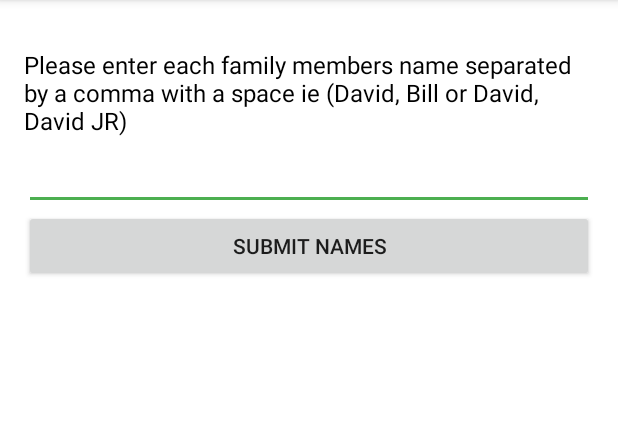
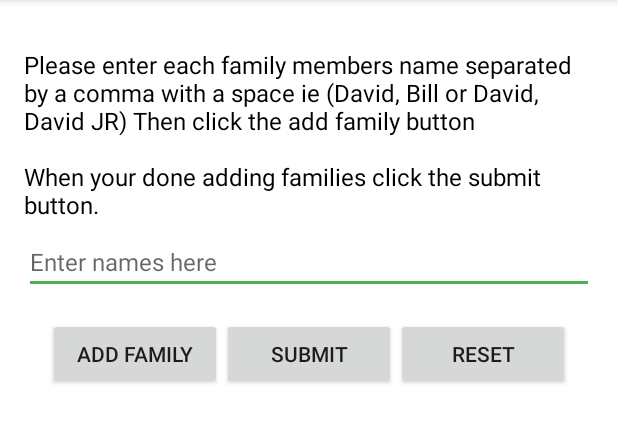
Before and after one commit to DavidRussPrater/SecretSanta, an Android app: the screen it shows after launch (MainActivity), on a phone screen of 412 x 824 dp, the part 84-527 px from its top. Run offline under Robolectric (Android 15) with nearby library versions, the phone set to English and light mode, and no system bars.

Commit message:
Updated the UI to handle multiple families. Also added the functionality for the families constraint and the years constraint.

```diff
--- a/app/src/main/AndroidManifest.xml
+++ b/app/src/main/AndroidManifest.xml
@@ -9,7 +9,8 @@
         android:roundIcon="@mipmap/ic_launcher_round"
         android:supportsRtl="true"
         android:theme="@style/AppTheme">
-        <activity android:name=".MainActivity">
+        <activity
+            android:name=".MainActivity">
             <intent-filter>
                 <action android:name="android.intent.action.MAIN" />
 
--- a/app/src/main/java/com/example/prate/secretsanta/SecretSantamMaker.java
+++ b/app/src/main/java/com/example/prate/secretsanta/SecretSantaMaker.java
@@ -111,7 +111,8 @@ class SecretSantaMaker {
                 int subIndex = people.indexOf(excludedPerson);
                 //this corresponds to e.g. for matrix[0][0], the first person is excluded from the first person
                 // e.g. matrix[0][1] first person cant get the second person
-                matrix[index][subIndex] = 0;
+               matrix[index][subIndex] = 0;
+
             }
         }
 
@@ -136,6 +137,7 @@ class SecretSantaMaker {
             // The final result is a pair of peope "Gifters and Giftees" in the format where the
             // first name is the gifter and the second names is the giftee (Gifter --> Giftee)
             secretSantaMap.put(people.get(path[i]), people.get(path[nextI]));
+
         }
 
         // Return the secret santa HashMap
--- a/app/src/main/res/layout/activity_main.xml
+++ b/app/src/main/res/layout/activity_main.xml
@@ -1,44 +1,87 @@
 <?xml version="1.0" encoding="utf-8"?>
 
-    <LinearLayout xmlns:android="http://schemas.android.com/apk/res/android"
+<ScrollView xmlns:android="http://schemas.android.com/apk/res/android"
+    android:layout_width="match_parent"
+    android:layout_height="match_parent"
+    android:background="@android:color/white"
+    android:orientation="vertical">
+
+    <LinearLayout
+        android:id="@+id/linear_layout"
         android:layout_width="match_parent"
-        android:layout_height="match_parent"
+        android:layout_height="wrap_content"
         android:background="@android:color/white"
         android:orientation="vertical"
         android:padding="16dp">
 
         <TextView
+            android:id="@+id/secret_santa_instructions"
             android:layout_width="wrap_content"
             android:layout_height="wrap_content"
-            android:id="@+id/secret_santa_instructions"
-            android:textSize="16sp"
             android:paddingTop="16dp"
             android:text="@string/family_members_text_instructions"
-            android:textColor="@android:color/black"/>
+            android:textColor="@android:color/black"
+            android:textSize="16sp" />
 
         <EditText
+            android:id="@+id/family_members_edit_text"
+            android:importantForAutofill="no"
             android:layout_width="match_parent"
             android:layout_height="wrap_content"
-            android:id="@+id/family_members_edit_text"
-            android:textSize="16sp"
+            android:hint="@string/edit_text_hint"
+            android:inputType="text"
             android:paddingTop="16dp"
-            android:textColor="@android:color/black" />
+            android:textColor="@android:color/black"
+            android:textSize="16sp" />
 
-        <Button
-            android:id="@+id/submit_names"
+
+        <LinearLayout
             android:layout_width="match_parent"
             android:layout_height="wrap_content"
-            android:textAlignment="center"
-            android:text="@string/family_members_button"
-            android:onClick="updateSecretSantaTextView"/>
+            android:background="@android:color/white"
+            android:orientation="horizontal"
+            android:padding="16dp">
+
+            <Button
+                android:id="@+id/add_family_button"
+                android:layout_width="0dp"
+                android:layout_height="wrap_content"
+                android:layout_weight="1"
+                android:onClick="addFamily"
+                android:text="@string/add_family_button"
+                android:textAlignment="center" />
+
+            <Button
+                android:id="@+id/submit_family_button"
+                android:layout_width="0dp"
+                android:layout_height="wrap_content"
+                android:layout_weight="1"
+                android:onClick="createSecretSanta"
+                android:text="@string/submit_button"
+                android:textAlignment="center" />
+
+            <Button
+                android:id="@+id/reset_button"
+                android:layout_width="0dp"
+                android:layout_height="wrap_content"
+                android:layout_weight="1"
+                android:onClick="resetPeople"
+                android:text="reset"
+                android:textAlignment="center" />
+
+
+        </LinearLayout>
 
         <TextView
             android:id="@+id/secret_santa_text_view"
             android:layout_width="match_parent"
             android:layout_height="wrap_content"
-            android:textSize="16sp"
+            android:layout_gravity="center_horizontal"
             android:paddingTop="16dp"
-            android:layout_gravity="center_horizontal"
-            android:textColor="@android:color/black" />
+            android:textColor="@android:color/black"
+            android:textSize="16sp" />
+
 
     </LinearLayout>
+
+</ScrollView>
--- a/app/src/main/res/values/strings.xml
+++ b/app/src/main/res/values/strings.xml
@@ -1,15 +1,37 @@
 <resources>
     <string name="app_name">Secret Santa</string>
 
-    <string name="family_size_text_instructions">Please enter the amount of members in your family.</string>
-    <string name="family_size_edit_text">Enter family size here.</string>
-    <string name="family_size_button">Submit Size</string>
+    <!-- Strings for instructions and edit text -->
+    <string name="family_members_text_instructions">Please enter each family members name separated by a comma with a space ie
+        (David, Bill or David, David JR) Then click the add family button \n\nWhen your done adding families click the submit button.</string>
+    <string name="family_members_edit_text">Enter family names here</string>
+    <string name="edit_text_hint">Enter names here</string>
 
-    <string name="family_members_text_instructions">Please enter each family members name separated by a comma with a space ie
-        (David, Bill or David, David JR)</string>
+    <!-- Strings for buttons -->
+    <string name="add_family_button">Add Family</string>
+    <string name="submit_button">Submit</string>
+    <string name="reset_button">reset</string>
 
-    <string name="family_members_edit_text">Enter family names here</string>
-    <string name="family_members_button">Submit Names</string>
+    <!-- String for no solution -->
+    <string name="no_solution">No Solution</string>
+
+    <!-- These strings are used for testing -->
+
+    <!-- These strings are used to test that family members cant gift one another -->
+
+    <string name="family_one">1, 1, 1, 1, 1</string>
+    <string name="family_two">2, 2, 2, 2, 2</string>
+    <string name="family_three">3, 3, 3, 3, 3</string>
+    <string name="family_four">4, 4, 4, 4, 4</string>
+    <string name="family_five">5, 5, 5, 5, 5</string>
+
+    <!--  -->
+
+    <string name="one_name">David</string>
+    <string name="two_name">David, Jonny</string>
+    <string name="three_name">David, Jonny, Daniel</string>
+    <string name="five_name">David, Jonny, Daniel, Ronald, Brad</string>
+    <string name="ten_name">David</string>
 
 
 </resources>
```
Also changed, not shown: app/src/main/java/com/example/prate/secretsanta/MainActivity.java (+113 -32 lines), app/src/main/java/com/example/prate/secretsanta/Person.java (+8 -4 lines), 1 other file.
